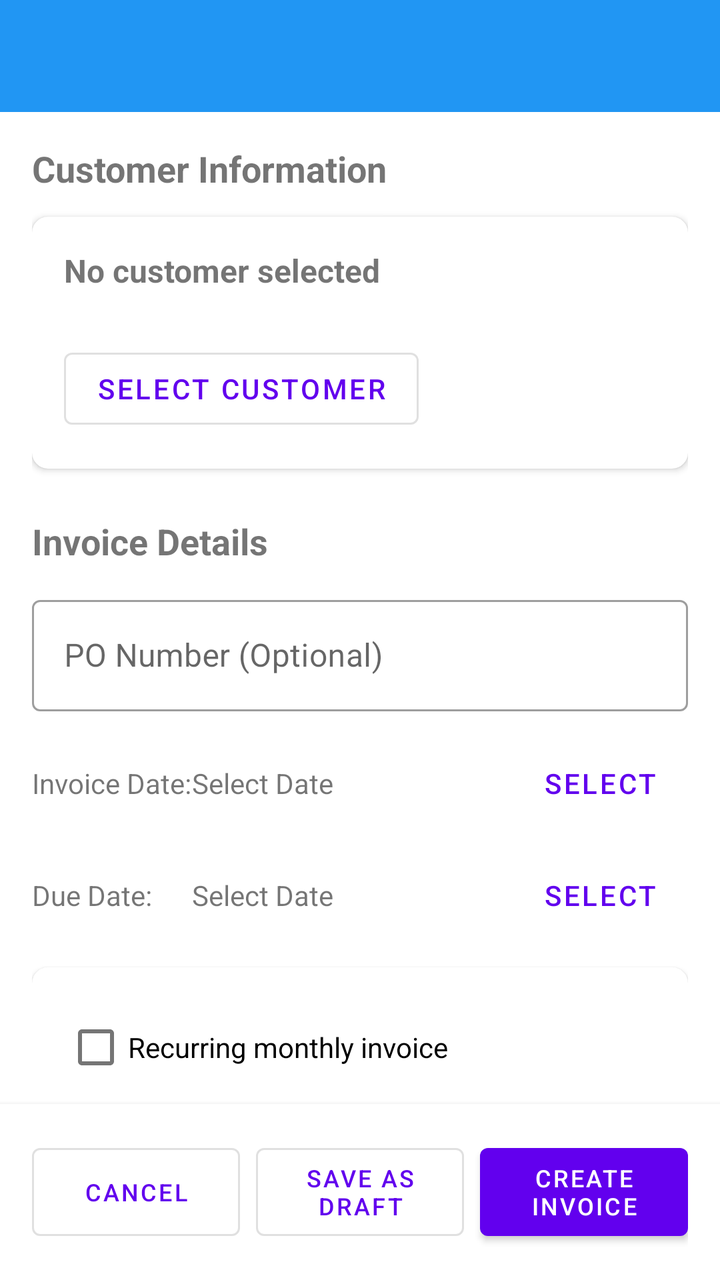
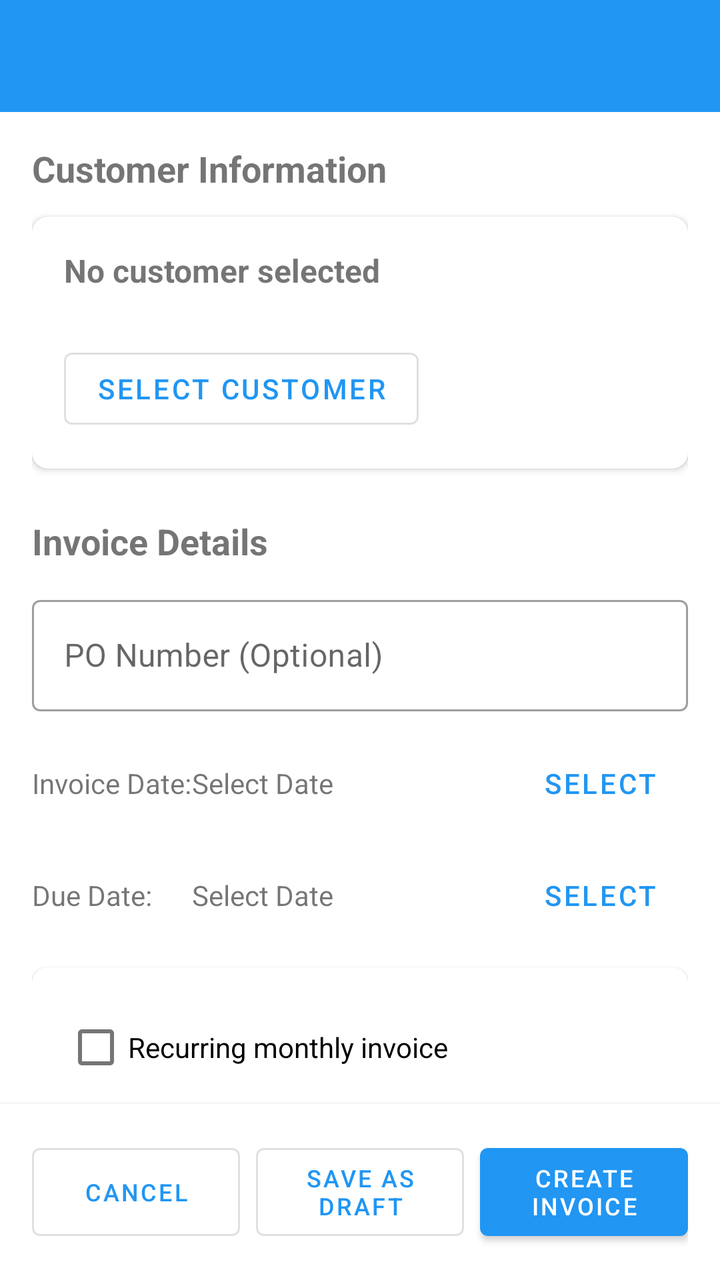

Before-and-after screenshots of an Android layout around one commit, followed by the original layout XML and the change that was made.
<!-- AndroidManifest.xml: application theme Theme.InvoiceApp -->
<!-- res/layout/activity_create_invoice.xml -->
<?xml version="1.0" encoding="utf-8"?>
<LinearLayout xmlns:android="http://schemas.android.com/apk/res/android"
    xmlns:app="http://schemas.android.com/apk/res-auto"
    android:layout_width="match_parent"
    android:layout_height="match_parent"
    android:orientation="vertical"
    android:background="@android:color/white">

    <androidx.appcompat.widget.Toolbar
        android:id="@+id/toolbar"
        android:layout_width="match_parent"
        android:layout_height="?attr/actionBarSize"
        android:background="@color/primary"
        app:titleTextColor="@android:color/white" />

    <androidx.core.widget.NestedScrollView
        android:layout_width="match_parent"
        android:layout_height="0dp"
        android:layout_weight="1"
        android:fillViewport="true">

        <LinearLayout
            android:layout_width="match_parent"
            android:layout_height="wrap_content"
            android:orientation="vertical"
            android:padding="16dp">

            
            <TextView
                android:layout_width="wrap_content"
                android:layout_height="wrap_content"
                android:text="Customer Information"
                android:textSize="18sp"
                android:textStyle="bold"
                android:layout_marginBottom="12dp" />

            <com.google.android.material.card.MaterialCardView
                android:layout_width="match_parent"
                android:layout_height="wrap_content"
                android:layout_marginBottom="16dp"
                app:cardCornerRadius="8dp"
                app:cardElevation="2dp">

                <LinearLayout
                    android:layout_width="match_parent"
                    android:layout_height="wrap_content"
                    android:orientation="vertical"
                    android:padding="16dp">

                    <TextView
                        android:id="@+id/tvSelectedCustomer"
                        android:layout_width="wrap_content"
                        android:layout_height="wrap_content"
                        android:text="No customer selected"
                        android:textSize="16sp"
                        android:textStyle="bold" />

                    <TextView
                        android:id="@+id/tvSelectedCustomerDetails"
                        android:layout_width="wrap_content"
                        android:layout_height="wrap_content"
                        android:text=""
                        android:textSize="12sp"
                        android:textColor="@android:color/darker_gray" />

                    <Button
                        android:id="@+id/btnSelectCustomer"
                        android:layout_width="wrap_content"
                        android:layout_height="wrap_content"
                        android:layout_marginTop="8dp"
                        android:text="Select Customer"
                        style="@style/Widget.MaterialComponents.Button.OutlinedButton" />

                </LinearLayout>

            </com.google.android.material.card.MaterialCardView>

            
            <com.google.android.material.card.MaterialCardView
                android:id="@+id/cardDraftWarning"
                android:layout_width="match_parent"
                android:layout_height="wrap_content"
                android:layout_marginBottom="16dp"
                android:visibility="gone"
                app:cardBackgroundColor="#FFF3E0"
                app:cardCornerRadius="8dp"
                app:cardElevation="2dp">

                <LinearLayout
                    android:layout_width="match_parent"
                    android:layout_height="wrap_content"
                    android:orientation="horizontal"
                    android:padding="12dp">

                    <androidx.appcompat.widget.AppCompatImageView
                        android:layout_width="24dp"
                        android:layout_height="24dp"
                        android:src="@android:drawable/ic_dialog_info"
                        android:tint="#FF9800" />

                    <TextView
                        android:layout_width="0dp"
                        android:layout_height="wrap_content"
                        android:layout_weight="1"
                        android:layout_marginStart="12dp"
                        android:text="This is a DRAFT invoice. Click 'Send Invoice' to convert it to a Pending invoice and send to customer."
                        android:textColor="#E65100"
                        android:textSize="12sp" />

                </LinearLayout>

            </com.google.android.material.card.MaterialCardView>

            
            <TextView
                android:layout_width="wrap_content"
                android:layout_height="wrap_content"
                android:text="Invoice Details"
                android:textSize="18sp"
                android:textStyle="bold"
                android:layout_marginTop="8dp"
                android:layout_marginBottom="12dp" />

            <com.google.android.material.textfield.TextInputLayout
                android:layout_width="match_parent"
                android:layout_height="wrap_content"
                android:layout_marginBottom="12dp"
                style="@style/Widget.MaterialComponents.TextInputLayout.OutlinedBox">

                <com.google.android.material.textfield.TextInputEditText
                    android:id="@+id/etPoNumber"
                    android:layout_width="match_parent"
                    android:layout_height="wrap_content"
                    android:hint="PO Number (Optional)"
                    android:inputType="text" />
            </com.google.android.material.textfield.TextInputLayout>

            <LinearLayout
                android:layout_width="match_parent"
                android:layout_height="wrap_content"
                android:orientation="horizontal">

                <TextView
                    android:layout_width="0dp"
                    android:layout_height="wrap_content"
                    android:layout_weight="1"
                    android:text="Invoice Date:" />

                <TextView
                    android:id="@+id/tvSelectedDate"
                    android:layout_width="0dp"
                    android:layout_height="wrap_content"
                    android:layout_weight="2"
                    android:text="Select Date" />

                <Button
                    android:id="@+id/btnSelectDate"
                    android:layout_width="wrap_content"
                    android:layout_height="wrap_content"
                    android:text="Select"
                    style="@style/Widget.MaterialComponents.Button.TextButton" />

            </LinearLayout>

            <EditText
                android:id="@+id/etInvoiceDate"
                android:layout_width="match_parent"
                android:layout_height="wrap_content"
                android:visibility="gone" />

            <LinearLayout
                android:layout_width="match_parent"
                android:layout_height="wrap_content"
                android:layout_marginTop="8dp"
                android:orientation="horizontal">

                <TextView
                    android:layout_width="0dp"
                    android:layout_height="wrap_content"
                    android:layout_weight="1"
                    android:text="Due Date:" />

                <TextView
                    android:id="@+id/tvSelectedDueDate"
                    android:layout_width="0dp"
                    android:layout_height="wrap_content"
                    android:layout_weight="2"
                    android:text="Select Date" />

                <Button
                    android:id="@+id/btnSelectDueDate"
                    android:layout_width="wrap_content"
                    android:layout_height="wrap_content"
                    android:text="Select"
                    style="@style/Widget.MaterialComponents.Button.TextButton" />

            </LinearLayout>

            <EditText
                android:id="@+id/etDueDate"
                android:layout_width="match_parent"
                android:layout_height="wrap_content"
                android:visibility="gone" />

            <com.google.android.material.card.MaterialCardView
                android:id="@+id/cardRecurring"
                android:layout_width="match_parent"
                android:layout_height="wrap_content"
                android:layout_marginTop="12dp"
                android:layout_marginBottom="8dp"
                app:cardCornerRadius="8dp"
                app:cardElevation="2dp">

                <LinearLayout
                    android:layout_width="match_parent"
                    android:layout_height="wrap_content"
                    android:orientation="vertical"
                    android:padding="16dp">

                    <CheckBox
                        android:id="@+id/chkRecurring"
                        android:layout_width="match_parent"
                        android:layout_height="wrap_content"
                        android:text="Recurring monthly invoice" />

                    <com.google.android.material.textfield.TextInputLayout
                        android:id="@+id/layoutRecurringDay"
                        style="@style/Widget.MaterialComponents.TextInputLayout.OutlinedBox"
                        android:layout_width="match_parent"
                        android:layout_height="wrap_content"
                        android:layout_marginTop="8dp"
                        android:visibility="gone">

                        <com.google.android.material.textfield.TextInputEditText
                            android:id="@+id/etRecurringDay"
                            android:layout_width="match_parent"
                            android:layout_height="wrap_content"
                            android:hint="Monthly send day (1-28)"
                            android:inputType="number"
                            android:text="1" />
                    </com.google.android.material.textfield.TextInputLayout>

                </LinearLayout>

            </com.google.android.material.card.MaterialCardView>

            
            <TextView
                android:layout_width="wrap_content"
                android:layout_height="wrap_content"
                android:text="Invoice Items"
                android:textSize="18sp"
                android:textStyle="bold"
                android:layout_marginTop="16dp"
                android:layout_marginBottom="12dp" />

            <Button
                android:id="@+id/btnAddItem"
                android:layout_width="wrap_content"
                android:layout_height="wrap_content"
                android:text="+ Add Item"
                android:layout_marginBottom="12dp" />

            <androidx.recyclerview.widget.RecyclerView
                android:id="@+id/recyclerInvoiceItems"
                android:layout_width="match_parent"
                android:layout_height="wrap_content"
                android:clipToPadding="false"
                android:nestedScrollingEnabled="false"
                android:overScrollMode="never" />

            
            <TextView
                android:layout_width="wrap_content"
                android:layout_height="wrap_content"
                android:text="Financial Details"
                android:textSize="18sp"
                android:textStyle="bold"
                android:layout_marginTop="16dp"
                android:layout_marginBottom="12dp" />

            <com.google.android.material.textfield.TextInputLayout
                android:layout_width="match_parent"
                android:layout_height="wrap_content"
                android:layout_marginBottom="12dp"
                style="@style/Widget.MaterialComponents.TextInputLayout.OutlinedBox">

                <com.google.android.material.textfield.TextInputEditText
                    android:id="@+id/etTaxRate"
                    android:layout_width="match_parent"
                    android:layout_height="wrap_content"
                    android:hint="Tax Rate (%)"
                    android:inputType="numberDecimal"
                    android:text="0" />
            </com.google.android.material.textfield.TextInputLayout>

            <com.google.android.material.textfield.TextInputLayout
                android:layout_width="match_parent"
                android:layout_height="wrap_content"
                android:layout_marginBottom="12dp"
                style="@style/Widget.MaterialComponents.TextInputLayout.OutlinedBox">

                <com.google.android.material.textfield.TextInputEditText
                    android:id="@+id/etDiscount"
                    android:layout_width="match_parent"
                    android:layout_height="wrap_content"
                    android:hint="Discount Amount"
                    android:inputType="numberDecimal"
                    android:text="0" />
            </com.google.android.material.textfield.TextInputLayout>

            <com.google.android.material.textfield.TextInputLayout
                android:layout_width="match_parent"
                android:layout_height="wrap_content"
                android:layout_marginBottom="12dp"
                style="@style/Widget.MaterialComponents.TextInputLayout.OutlinedBox">

                <com.google.android.material.textfield.TextInputEditText
                    android:id="@+id/etShipping"
                    android:layout_width="match_parent"
                    android:layout_height="wrap_content"
                    android:hint="Shipping Fee"
                    android:inputType="numberDecimal"
                    android:text="0" />
            </com.google.android.material.textfield.TextInputLayout>

            
            <androidx.cardview.widget.CardView
                android:layout_width="match_parent"
                android:layout_height="wrap_content"
                android:layout_marginTop="8dp"
                app:cardCornerRadius="8dp"
                app:cardElevation="2dp">

                <LinearLayout
                    android:layout_width="match_parent"
                    android:layout_height="wrap_content"
                    android:orientation="vertical"
                    android:padding="16dp">

                    <LinearLayout
                        android:layout_width="match_parent"
                        android:layout_height="wrap_content"
                        android:orientation="horizontal"
                        android:layout_marginBottom="8dp">

                        <TextView
                            android:layout_width="0dp"
                            android:layout_height="wrap_content"
                            android:layout_weight="1"
                            android:text="Subtotal:" />

                        <TextView
                            android:id="@+id/tvSubtotal"
                            android:layout_width="wrap_content"
                            android:layout_height="wrap_content"
                            android:text="$0.00" />

                    </LinearLayout>

                    <LinearLayout
                        android:layout_width="match_parent"
                        android:layout_height="wrap_content"
                        android:orientation="horizontal"
                        android:layout_marginBottom="8dp">

                        <TextView
                            android:layout_width="0dp"
                            android:layout_height="wrap_content"
                            android:layout_weight="1"
                            android:text="Tax:" />

                        <TextView
                            android:id="@+id/tvTaxAmount"
                            android:layout_width="wrap_content"
                            android:layout_height="wrap_content"
                            android:text="$0.00" />

                    </LinearLayout>

                    <View
                        android:layout_width="match_parent"
                        android:layout_height="1dp"
                        android:background="@android:color/darker_gray"
                        android:layout_marginVertical="8dp" />

                    <LinearLayout
                        android:layout_width="match_parent"
                        android:layout_height="wrap_content"
                        android:orientation="horizontal">

                        <TextView
                            android:layout_width="0dp"
                            android:layout_height="wrap_content"
                            android:layout_weight="1"
                            android:text="Total:"
                            android:textSize="18sp"
                            android:textStyle="bold" />

                        <TextView
                            android:id="@+id/tvTotal"
                            android:layout_width="wrap_content"
                            android:layout_height="wrap_content"
                            android:text="$0.00"
                            android:textSize="18sp"
                            android:textStyle="bold" />

                    </LinearLayout>

                </LinearLayout>

            </androidx.cardview.widget.CardView>

            
            <com.google.android.material.textfield.TextInputLayout
                android:layout_width="match_parent"
                android:layout_height="wrap_content"
                android:layout_marginTop="16dp"
                style="@style/Widget.MaterialComponents.TextInputLayout.OutlinedBox">

                <com.google.android.material.textfield.TextInputEditText
                    android:id="@+id/etNotes"
                    android:layout_width="match_parent"
                    android:layout_height="wrap_content"
                    android:hint="Notes (Optional)"
                    android:inputType="textMultiLine"
                    android:minLines="3" />
            </com.google.android.material.textfield.TextInputLayout>

        </LinearLayout>

    </androidx.core.widget.NestedScrollView>

    
    <LinearLayout
        android:layout_width="match_parent"
        android:layout_height="wrap_content"
        android:orientation="horizontal"
        android:padding="16dp"
        android:background="@android:color/white"
        android:elevation="4dp"
        android:baselineAligned="false">

        <Button
            android:id="@+id/btnCancel"
            style="@style/Widget.MaterialComponents.Button.OutlinedButton"
            android:layout_width="0dp"
            android:layout_height="56dp"
            android:layout_marginEnd="8dp"
            android:layout_weight="1"
            android:gravity="center"
            android:maxLines="2"
            android:minHeight="56dp"
            android:textSize="12sp"
            android:text="Cancel" />

        <Button
            android:id="@+id/btnSaveAsDraft"
            style="@style/Widget.MaterialComponents.Button.OutlinedButton"
            android:layout_width="0dp"
            android:layout_height="56dp"
            android:layout_weight="1"
            android:layout_marginEnd="8dp"
            android:gravity="center"
            android:maxLines="2"
            android:minHeight="56dp"
            android:text="Save as Draft"
            android:textSize="12sp" />

        <Button
            android:id="@+id/btnSendInvoice"
            style="@style/Widget.MaterialComponents.Button"
            android:layout_width="0dp"
            android:layout_height="56dp"
            android:layout_weight="1"
            android:backgroundTint="#4CAF50"
            android:gravity="center"
            android:maxLines="2"
            android:minHeight="56dp"
            android:text="Send Invoice"
            android:textSize="12sp"
            android:visibility="gone" />

        <Button
            android:id="@+id/btnCreateInvoice"
            style="@style/Widget.MaterialComponents.Button"
            android:layout_width="0dp"
            android:layout_height="56dp"
            android:layout_weight="1"
            android:gravity="center"
            android:maxLines="2"
            android:minHeight="56dp"
            android:text="Create Invoice"
            android:textSize="12sp"
            android:visibility="visible" />

    </LinearLayout>

    <ProgressBar
        android:id="@+id/progressBar"
        android:layout_width="wrap_content"
        android:layout_height="wrap_content"
        android:layout_gravity="center"
        android:visibility="gone" />

</LinearLayout>
<!-- resources referenced by this layout -->
<resources>
  <color name="primary">#2196F3</color>
  <style name="Theme.InvoiceApp" parent="Theme.MaterialComponents.DayNight.NoActionBar">
          <item name="colorPrimary">@color/purple_500</item>
          <item name="colorPrimaryVariant">@color/purple_700</item>
          <item name="colorOnPrimary">@color/white</item>
          <item name="colorSecondary">@color/teal_200</item>
          <item name="colorSecondaryVariant">@color/teal_700</item>
          <item name="colorOnSecondary">@color/black</item>
          <item name="android:statusBarColor">?attr/colorPrimaryVariant</item>
      </style>
  <color name="purple_500">#FF6200EE</color>
  <color name="purple_700">#FF3700B3</color>
  <color name="white">#FFFFFFFF</color>
  <color name="teal_200">#FF03DAC5</color>
  <color name="teal_700">#FF018786</color>
  <color name="black">#FF000000</color>
</resources>

<!-- the commit's change to res/layout/activity_create_invoice.xml (unified diff, before → after) -->
@@ -4,7 +4,7 @@
     android:layout_width="match_parent"
     android:layout_height="match_parent"
     android:orientation="vertical"
-    android:background="@android:color/white">
+    android:background="?attr/colorSurface">
 
     <androidx.appcompat.widget.Toolbar
         android:id="@+id/toolbar"
@@ -82,7 +82,7 @@
                 android:layout_height="wrap_content"
                 android:layout_marginBottom="16dp"
                 android:visibility="gone"
-                app:cardBackgroundColor="#FFF3E0"
+                app:cardBackgroundColor="@color/warning_background"
                 app:cardCornerRadius="8dp"
                 app:cardElevation="2dp">
 
@@ -96,7 +96,7 @@
                         android:layout_width="24dp"
                         android:layout_height="24dp"
                         android:src="@android:drawable/ic_dialog_info"
-                        android:tint="#FF9800" />
+                        app:tint="@color/warning" />
 
                     <TextView
                         android:layout_width="0dp"
@@ -104,7 +104,7 @@
                         android:layout_weight="1"
                         android:layout_marginStart="12dp"
                         android:text="This is a DRAFT invoice. Click 'Send Invoice' to convert it to a Pending invoice and send to customer."
-                        android:textColor="#E65100"
+                        android:textColor="@color/warning_text"
                         android:textSize="12sp" />
 
                 </LinearLayout>
@@ -282,7 +282,7 @@
             <com.google.android.material.textfield.TextInputLayout
                 android:layout_width="match_parent"
                 android:layout_height="wrap_content"
-                android:layout_marginBottom="12dp"
+                android:layout_marginBottom="8dp"
                 style="@style/Widget.MaterialComponents.TextInputLayout.OutlinedBox">
 
                 <com.google.android.material.textfield.TextInputEditText
@@ -294,6 +294,29 @@
                     android:text="0" />
             </com.google.android.material.textfield.TextInputLayout>
 
+            <RadioGroup
+                android:id="@+id/rgTaxType"
+                android:layout_width="match_parent"
+                android:layout_height="wrap_content"
+                android:layout_marginBottom="12dp"
+                android:orientation="horizontal">
+
+                <RadioButton
+                    android:id="@+id/rbTaxExclusive"
+                    android:layout_width="wrap_content"
+                    android:layout_height="wrap_content"
+                    android:text="Tax Exclusive"
+                    android:checked="true" />
+
+                <RadioButton
+                    android:id="@+id/rbTaxInclusive"
+                    android:layout_width="wrap_content"
+                    android:layout_height="wrap_content"
+                    android:layout_marginStart="16dp"
+                    android:text="Tax Inclusive" />
+
+            </RadioGroup>
+
             <com.google.android.material.textfield.TextInputLayout
                 android:layout_width="match_parent"
                 android:layout_height="wrap_content"
@@ -381,7 +404,7 @@
                     <View
                         android:layout_width="match_parent"
                         android:layout_height="1dp"
-                        android:background="@android:color/darker_gray"
+                        android:background="?android:attr/listDivider"
                         android:layout_marginVertical="8dp" />
 
                     <LinearLayout
@@ -437,7 +460,7 @@
         android:layout_height="wrap_content"
         android:orientation="horizontal"
         android:padding="16dp"
-        android:background="@android:color/white"
+        android:background="?attr/colorSurface"
         android:elevation="4dp"
         android:baselineAligned="false">
 
<!-- resource entries referenced after the edit -->
@@ -1,20 +1,28 @@
 <!-- resources referenced by this layout -->
 <resources>
   <color name="primary">#2196F3</color>
+  <color name="warning">#FFC107</color>
+  <color name="warning_background">#FFF3E0</color>
+  <color name="warning_text">#E65100</color>
   <style name="Theme.InvoiceApp" parent="Theme.MaterialComponents.DayNight.NoActionBar">
-          <item name="colorPrimary">@color/purple_500</item>
-          <item name="colorPrimaryVariant">@color/purple_700</item>
+          <item name="colorPrimary">@color/primary</item>
+          <item name="colorPrimaryVariant">@color/primary_dark</item>
           <item name="colorOnPrimary">@color/white</item>
-          <item name="colorSecondary">@color/teal_200</item>
-          <item name="colorSecondaryVariant">@color/teal_700</item>
+          <item name="colorSecondary">@color/accent</item>
+          <item name="colorSecondaryVariant">@color/accent</item>
           <item name="colorOnSecondary">@color/black</item>
           <item name="android:statusBarColor">?attr/colorPrimaryVariant</item>
+          <item name="bottomNavigationStyle">@style/Widget.App.BottomNavigationView</item>
       </style>
-  <color name="purple_500">#FF6200EE</color>
-  <color name="purple_700">#FF3700B3</color>
+  <color name="primary_dark">#1976D2</color>
   <color name="white">#FFFFFFFF</color>
-  <color name="teal_200">#FF03DAC5</color>
-  <color name="teal_700">#FF018786</color>
+  <color name="accent">#FF9800</color>
   <color name="black">#FF000000</color>
+  <style name="Widget.App.BottomNavigationView" parent="Widget.MaterialComponents.BottomNavigationView.Colored">
+          <item name="backgroundTint">@color/white</item>
+          <item name="itemIconTint">@color/bottom_nav_colors</item>
+          <item name="itemTextColor">@color/bottom_nav_colors</item>
+          <item name="itemRippleColor">@color/primary</item>
+      </style>
 </resources>
 
